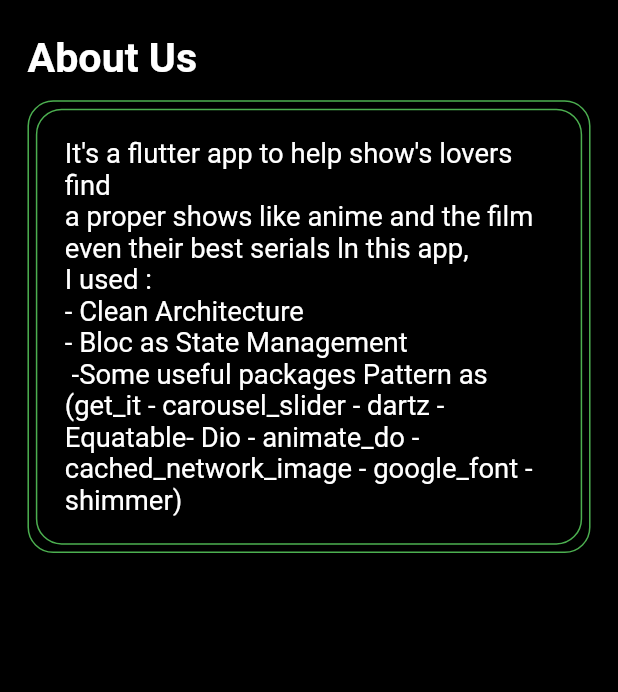
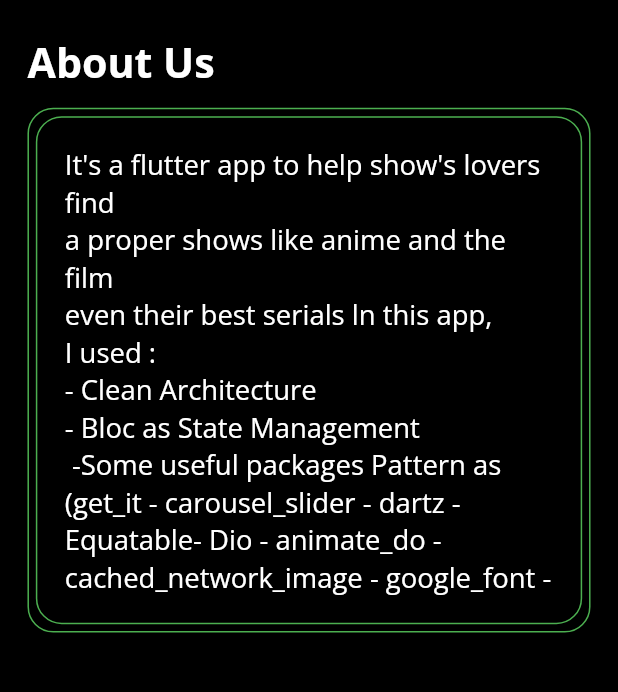
Before and after one commit to HusseinMohamed99/EGY_DEAD, a Flutter app: the screen it shows after launch, item 4 of the bottom bar chosen, after a tap on "About us", on a phone screen of 412 x 824 dp, the part 465-1157 px from its top. Run offline on Flutter 3.47's test engine with Material 2 defaults, Android fonts, the phone set to English and light mode, and no system bars; our stand-ins replace animate_do, cached_network_image, carousel_slider, connectivity_plus, dartz, dio and 10 more; network calls fail.

Commit message:
Updated UI and fixed bugs

```diff
--- a/lib/core/components/horizontal_listview.dart
+++ b/lib/core/components/horizontal_listview.dart
@@ -40,7 +40,6 @@
     return SizedBox(
       height: 130.h,
       child: ListView.separated(
-        shrinkWrap: true,
         scrollDirection: Axis.horizontal,
         padding: const EdgeInsets.symmetric(horizontal: 16.0),
         controller: _scrollController,
@@ -50,7 +49,7 @@
         separatorBuilder: (context, index) {
           return Space(
             height: 10.sp,
-            width: 0,
+            width: 16,
           );
         },
       ),
--- a/lib/core/components/listview_card.dart
+++ b/lib/core/components/listview_card.dart
@@ -35,6 +35,7 @@
         child: ClipRRect(
           borderRadius: const BorderRadius.all(Radius.circular(8.0)).r,
           child: ImageWithShimmer(
+            boxFit: BoxFit.fitHeight,
             imageUrl: ApiConstance.imageURL(movies.backdropPath),
             width: 120.w,
             height: double.infinity,
--- a/lib/core/components/loading_indicator.dart
+++ b/lib/core/components/loading_indicator.dart
@@ -9,7 +9,11 @@
   Widget build(BuildContext context) {
     return const Center(
       child: CircularProgressIndicator(
-        color: Colors.blue,
+        backgroundColor: Colors.amber,
+        valueColor: AlwaysStoppedAnimation<Color>(
+          Colors.blueAccent,
+        ),
+        strokeWidth: 5,
       ),
     );
   }
--- a/lib/core/global/theme/theme_data/theme_data.dart
+++ b/lib/core/global/theme/theme_data/theme_data.dart
@@ -2,7 +2,6 @@
 import 'package:flutter_screenutil/flutter_screenutil.dart';
 import 'package:google_fonts/google_fonts.dart';
 import 'package:movies_app/core/global/theme/app_color/app_color_dark.dart';
-import 'package:movies_app/core/global/theme/app_color/app_color_light.dart';
 import 'package:movies_app/core/utils/enum.dart';
 
 final getThemeData = {
@@ -20,36 +19,36 @@
       ),
     ),
     textTheme: TextTheme(
-      bodyLarge: GoogleFonts.roboto(
+      bodyLarge: GoogleFonts.openSans(
         color: AppColorsDark.textColor,
       ),
-      bodyMedium: GoogleFonts.roboto(
+      bodyMedium: GoogleFonts.openSans(
         color: AppColorsDark.textColor,
       ),
-      bodySmall: GoogleFonts.roboto(
+      bodySmall: GoogleFonts.openSans(
         color: AppColorsDark.textColor,
       ),
-      titleLarge: GoogleFonts.roboto(
+      titleLarge: GoogleFonts.openSans(
         color: AppColorsDark.textColor,
         fontSize: 24.sp,
         fontWeight: FontWeight.w700,
       ),
-      titleMedium: GoogleFonts.roboto(
+      titleMedium: GoogleFonts.openSans(
         color: AppColorsDark.textColor,
         fontSize: 14.sp,
       ),
-      titleSmall: GoogleFonts.roboto(
+      titleSmall: GoogleFonts.openSans(
         color: AppColorsDark.textColor,
       ),
-      labelLarge: GoogleFonts.roboto(
+      labelLarge: GoogleFonts.openSans(
         color: AppColorsDark.textColor,
         fontSize: 18.sp,
       ),
-      labelMedium: GoogleFonts.roboto(
+      labelMedium: GoogleFonts.openSans(
         color: AppColorsDark.textColor,
         fontSize: 16.sp,
       ),
-      labelSmall: GoogleFonts.roboto(
+      labelSmall: GoogleFonts.openSans(
         color: AppColorsDark.textColor,
         fontSize: 12.sp,
       ),
@@ -66,51 +65,10 @@
         size: 24.sp,
         color: Colors.white,
       ),
-      selectedLabelStyle: GoogleFonts.roboto(
+      selectedLabelStyle: GoogleFonts.openSans(
         color: AppColorsDark.primaryGreenColor,
       ),
       selectedItemColor: AppColorsDark.primaryGreenColor,
     ),
   ),
-  AppTheme.lightTheme: ThemeData(
-    scaffoldBackgroundColor: AppColorsLight.lightPrimary,
-    primaryColor: AppColorsLight.lightPrimary,
-    bottomSheetTheme: BottomSheetThemeData(
-      backgroundColor: AppColorsLight.bottomSheetColor,
-      shape: RoundedRectangleBorder(
-        borderRadius: const BorderRadius.only(
-          topLeft: Radius.circular(18),
-          topRight: Radius.circular(18),
-        ).r,
-      ),
-    ),
-    textTheme: const TextTheme(
-      bodyLarge: TextStyle(
-        color: AppColorsLight.textColor,
-      ),
-      bodyMedium: TextStyle(
-        color: AppColorsLight.textColor,
-      ),
-      bodySmall: TextStyle(
-        color: AppColorsLight.textColor,
-      ),
-    ),
-    bottomNavigationBarTheme: BottomNavigationBarThemeData(
-      backgroundColor: Colors.black,
-      showSelectedLabels: true,
-      showUnselectedLabels: false,
-      selectedIconTheme: IconThemeData(
-        size: 30.sp,
-        color: Colors.green,
-      ),
-      unselectedIconTheme: IconThemeData(
-        size: 24.sp,
-        color: Colors.white,
-      ),
-      selectedLabelStyle: const TextStyle(
-        color: Colors.green,
-      ),
-      selectedItemColor: Colors.green,
-    ),
-  ),
 };
--- a/lib/movies/presentation/screens/movie_details_screen.dart
+++ b/lib/movies/presentation/screens/movie_details_screen.dart
@@ -88,8 +88,9 @@
                                       ),
                                     ),
                                     child: ClipRRect(
-                                      borderRadius: BorderRadius.circular(16).r,
+                                      borderRadius: BorderRadius.circular(10).r,
                                       child: ImageWithShimmer(
+                                        boxFit: BoxFit.fill,
                                         imageUrl: ApiConstance.imageURL(
                                           state.moviesDetails!.posterPath,
                                         ),
--- a/lib/movies/presentation/screens/movies_screen.dart
+++ b/lib/movies/presentation/screens/movies_screen.dart
@@ -1,4 +1,5 @@
 import 'package:flutter/material.dart';
+import 'package:flutter/services.dart';
 import 'package:flutter_bloc/flutter_bloc.dart';
 import 'package:flutter_screenutil/flutter_screenutil.dart';
 import 'package:movies_app/core/components/size_box.dart';
@@ -23,20 +24,20 @@
           ..add(GetTopRatedMoviesEvent())
           ..add(GetUpcomingMoviesEvent());
       },
-      child: Scaffold(
-        body: SingleChildScrollView(
-          physics: const BouncingScrollPhysics(),
-          key: const Key('movieScrollView'),
-          child: Column(
-            crossAxisAlignment: CrossAxisAlignment.start,
-            children: [
-              const NowPlayingWidget(),
-              const UpcomingWidget(),
-              const PopularMoviesWidget(),
-              const TopRatedMoviesWidget(),
-              Space(height: 10.h, width: 0),
-            ],
-          ),
+      child: AnnotatedRegion<SystemUiOverlayStyle>(
+        value: const SystemUiOverlayStyle(
+          statusBarColor: Colors.transparent,
+        ),
+        child: Scaffold(
+          body: CustomScrollView(
+              physics: const BouncingScrollPhysics(),
+              slivers: [
+                const SliverToBoxAdapter(child: NowPlayingWidget()),
+                const SliverToBoxAdapter(child: UpcomingWidget()),
+                const SliverToBoxAdapter(child: PopularMoviesWidget()),
+                const SliverToBoxAdapter(child: TopRatedMoviesWidget()),
+                SliverToBoxAdapter(child: Space(height: 10.h, width: 0)),
+              ]),
         ),
       ),
     );
--- a/lib/movies/presentation/screens/see_more.dart
+++ b/lib/movies/presentation/screens/see_more.dart
@@ -31,7 +31,6 @@
       ),
       body: ListView.builder(
         physics: const BouncingScrollPhysics(),
-        shrinkWrap: true,
         scrollDirection: Axis.vertical,
         padding: const EdgeInsets.symmetric(horizontal: 12).r,
         itemCount: movieList.length,
@@ -64,6 +63,7 @@
                       Radius.circular(8.0),
                     ).r,
                     child: ImageWithShimmer(
+                      boxFit: BoxFit.fitHeight,
                       imageUrl: ApiConstance.imageURL(movie.backdropPath),
                       width: 120.w,
                       height: 140.h,
--- a/lib/movies/presentation/widgets/now_playing_widget.dart
+++ b/lib/movies/presentation/widgets/now_playing_widget.dart
@@ -93,13 +93,14 @@
                                 child: Align(
                                   alignment: Alignment.topLeft,
                                   child: ClipRRect(
-                                    borderRadius: BorderRadius.circular(70).r,
+                                    borderRadius: BorderRadius.circular(60).r,
                                     child: ImageWithShimmer(
                                       boxFit: BoxFit.fill,
                                       imageUrl: ApiConstance.imageURL(
-                                          item.posterPath),
+                                        item.posterPath,
+                                      ),
                                       width: 110.w,
-                                      height: 100.h,
+                                      height: 110.h,
                                     ),
                                   ),
                                 ),
--- a/lib/movies/presentation/widgets/upcoming_widget.dart
+++ b/lib/movies/presentation/widgets/upcoming_widget.dart
@@ -83,14 +83,13 @@
                   child: SizedBox(
                     height: 130.h,
                     child: ListView.builder(
-                      shrinkWrap: true,
                       scrollDirection: Axis.horizontal,
                       padding: const EdgeInsets.symmetric(horizontal: 16.0).r,
                       itemCount: state.upcomingMovies.length,
                       itemBuilder: (context, index) {
                         final movie = state.upcomingMovies[index];
                         return Container(
-                          padding: const EdgeInsets.only(right: 8.0).r,
+                          padding: const EdgeInsets.only(right: 16.0).r,
                           child: InkWell(
                             onTap: () {
                               Navigator.push(
@@ -110,6 +109,7 @@
                                   const BorderRadius.all(Radius.circular(8.0))
                                       .r,
                               child: ImageWithShimmer(
+                                boxFit: BoxFit.fitHeight,
                                 imageUrl:
                                     ApiConstance.imageURL(movie.backdropPath),
                                 width: 120.w,
```
